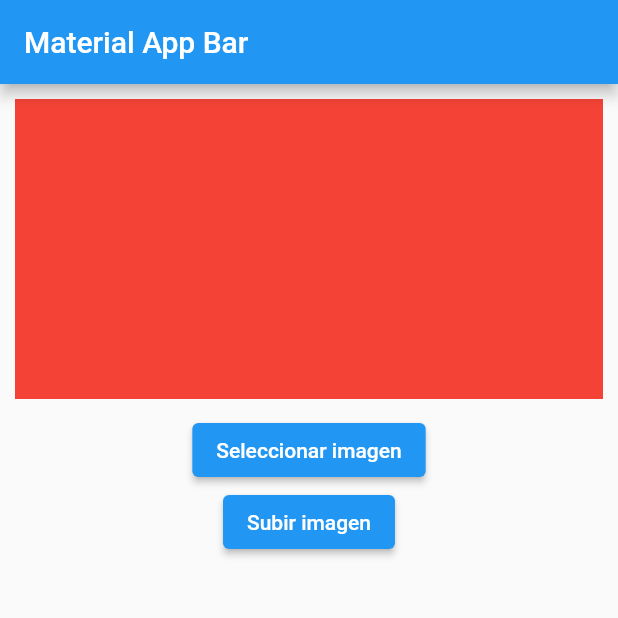
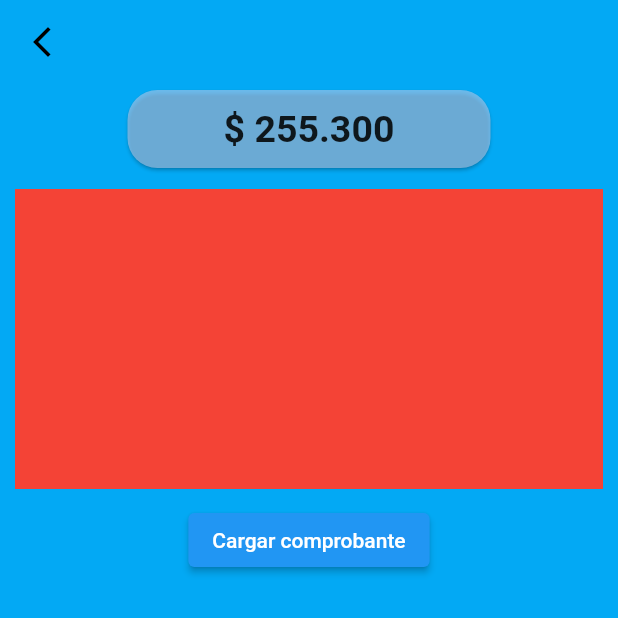
Before and after one commit to miguelRamos1053/MantenimientoAppMovilRSA, a Flutter app: the screen it shows after launch, on a phone screen of 412 x 824 dp, the top half of it. Run offline on Flutter 3.47's test engine with Material 2 defaults, Android fonts, the light colour scheme and no system bars; our stand-ins replace image_picker.

Commit message:
Creación interfaz base Pagos

```diff
--- a/lib/home_page.dart
+++ b/lib/home_page.dart
@@ -18,12 +18,44 @@ class _HomePageState extends State<HomePage> {
   Widget build(BuildContext context) {
     return Scaffold(
         appBar: AppBar(
-          title: const Text('Material App Bar'),
+          leading: new IconButton(
+              onPressed: () {
+                image_to_upload = null;
+                setState(() {});
+              },
+              icon: new Icon(Icons.arrow_back_ios_new, color: Colors.black)),
+          backgroundColor: Colors.lightBlue,
+          bottomOpacity: 0.0,
+          elevation: 0.0,
         ),
-        body: Column(
+        body: Container(
+            child: Column(
               children: [
+                Row(mainAxisAlignment: MainAxisAlignment.center, children: [
+                  Container(
+                    height: 60,
+                    width: 250,
+                    child: Card(
+                        shape: RoundedRectangleBorder(
+                            borderRadius:
+                                BorderRadius.all(Radius.circular(20))),
+                        child: Column(
+                          mainAxisAlignment: MainAxisAlignment.center,
+                          children: [
+                            Text(
+                              "\$ 255.300",
+                              textAlign: TextAlign.center,
+                              style: TextStyle(
+                                  fontSize: 25, fontWeight: FontWeight.bold),
+                            ),
+                          ],
+                        ),
+                        color: Color.fromARGB(255, 177, 201, 235)
+                            .withOpacity(0.6)),
+                  ),
+                ]),
                 image_to_upload != null
-                ? Image.file(image_to_upload!)
+                    ? Flexible(flex: 1, child: Image.file(image_to_upload!))
                     : Container(
                         margin: EdgeInsets.all(10),
                         height: 200,
@@ -36,9 +68,9 @@ class _HomePageState extends State<HomePage> {
                         image_to_upload = File(image!.path);
                       });
                     },
-                child: const Text("Seleccionar imagen")),
-            ElevatedButton(onPressed: () {}, child: const Text("Subir imagen"))
+                    child: const Text("Cargar comprobante")),
               ],
-        ));
+            ),
+            color: Colors.lightBlue));
   }
 }
```
Lines whose indentation alone changed are shown as unchanged.
